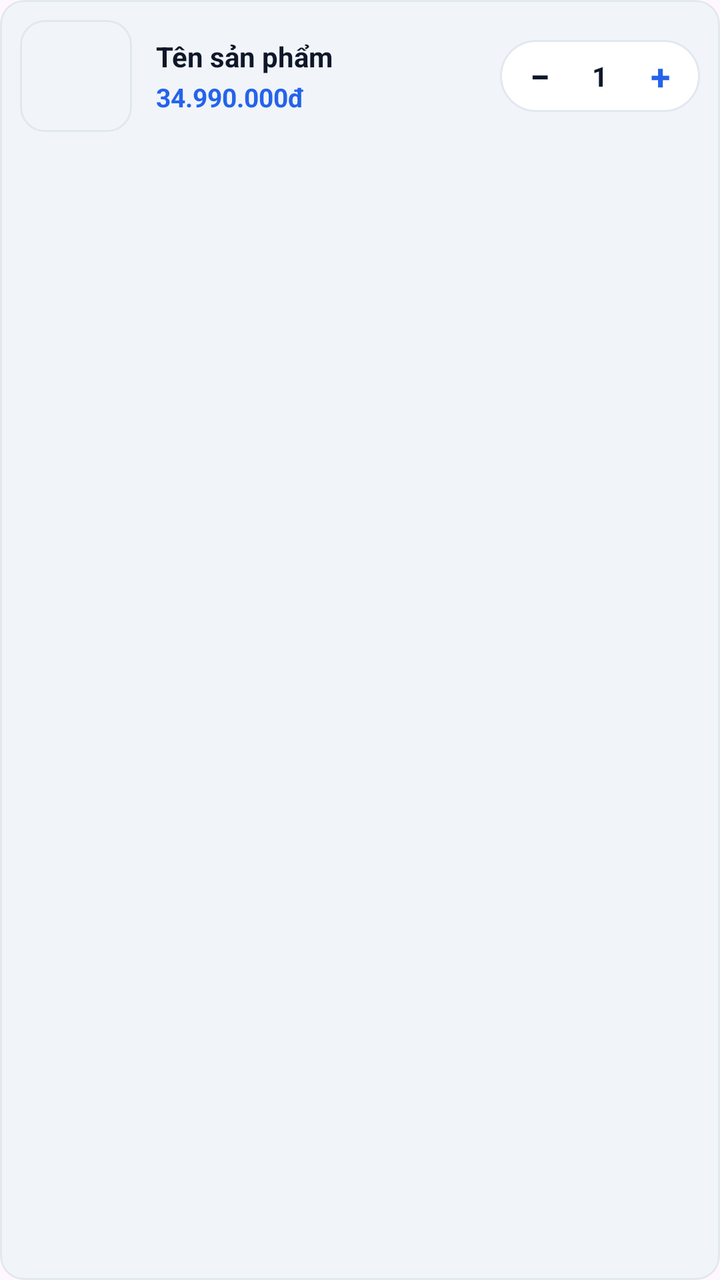
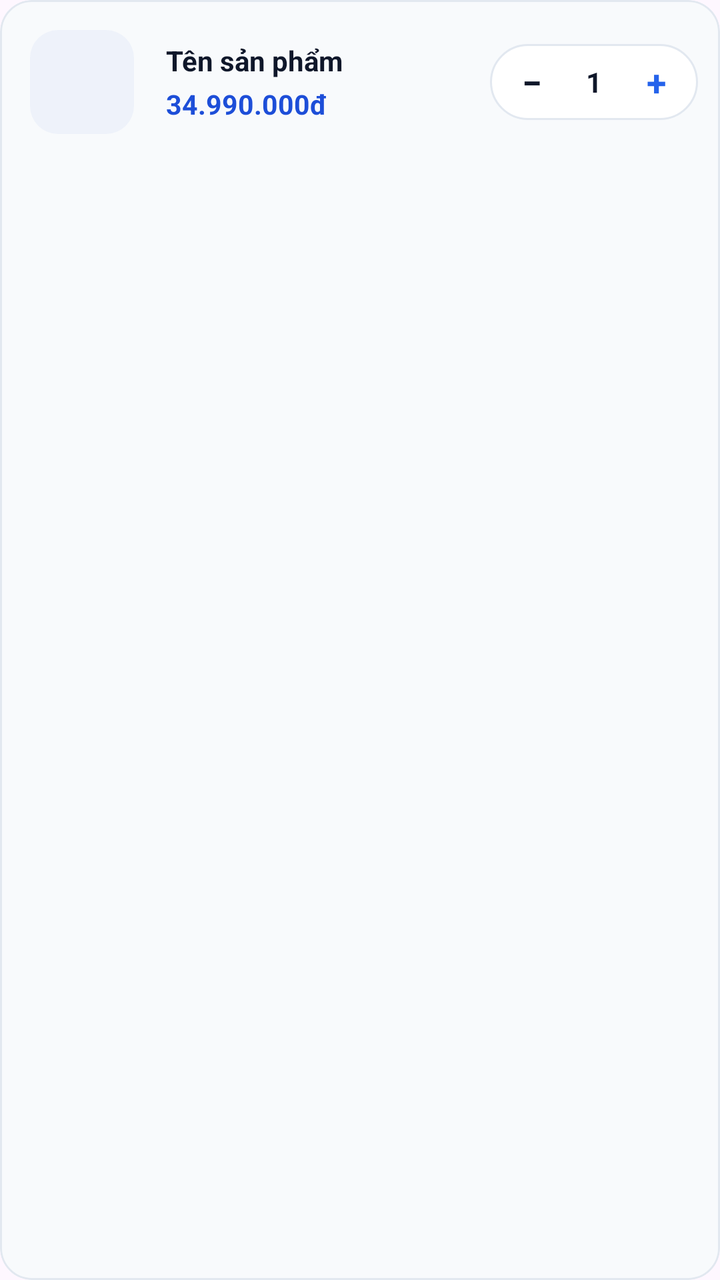

Compare the two renders of this Android layout. The source of the first and the diff that turns it into the second are given below.
<!-- AndroidManifest.xml: application theme Theme.MyApplication -->
<!-- res/layout/item_cart_product.xml -->
<?xml version="1.0" encoding="utf-8"?>
<com.google.android.material.card.MaterialCardView xmlns:android="http://schemas.android.com/apk/res/android"
    xmlns:app="http://schemas.android.com/apk/res-auto"
    xmlns:tools="http://schemas.android.com/tools"
    android:layout_width="match_parent"
    android:layout_height="wrap_content"
    android:layout_marginBottom="10dp"
    app:cardBackgroundColor="@color/surface_subtle"
    app:cardCornerRadius="12dp"
    app:cardElevation="0dp"
    app:strokeColor="@color/border"
    app:strokeWidth="1dp"
    tools:ignore="HardcodedText,TouchTargetSizeCheck">

    <LinearLayout
        android:layout_width="match_parent"
        android:layout_height="wrap_content"
        android:gravity="center_vertical"
        android:orientation="horizontal"
        android:padding="10dp">

        <ImageView
            android:id="@+id/imgCartItem"
            android:layout_width="56dp"
            android:layout_height="56dp"
            android:background="@drawable/bg_product_thumb"
            android:contentDescription="Ảnh sản phẩm"
            android:padding="4dp"
            android:scaleType="fitCenter" />

        <LinearLayout
            android:layout_width="0dp"
            android:layout_height="wrap_content"
            android:layout_marginStart="12dp"
            android:layout_weight="1"
            android:orientation="vertical">

            <TextView
                android:id="@+id/tvCartItemName"
                android:layout_width="match_parent"
                android:layout_height="wrap_content"
                android:ellipsize="end"
                android:maxLines="1"
                android:text="Tên sản phẩm"
                android:textColor="@color/ink"
                android:textSize="14sp"
                android:textStyle="bold" />

            <TextView
                android:id="@+id/tvCartItemPrice"
                android:layout_width="wrap_content"
                android:layout_height="wrap_content"
                android:layout_marginTop="2dp"
                android:text="34.990.000đ"
                android:textColor="@color/primary"
                android:textSize="13sp"
                android:textStyle="bold" />
        </LinearLayout>

        
        <LinearLayout
            android:layout_width="wrap_content"
            android:layout_height="36dp"
            android:layout_marginStart="8dp"
            android:background="@drawable/bg_bottom_bar"
            android:gravity="center_vertical"
            android:orientation="horizontal"
            android:paddingStart="4dp"
            android:paddingEnd="4dp">

            <TextView
                android:id="@+id/btnCartMinus"
                android:layout_width="32dp"
                android:layout_height="32dp"
                android:clickable="true"
                android:focusable="true"
                android:gravity="center"
                android:text="−"
                android:textColor="@color/ink"
                android:textSize="18sp"
                android:textStyle="bold" />

            <TextView
                android:id="@+id/tvCartQuantity"
                android:layout_width="28dp"
                android:layout_height="wrap_content"
                android:gravity="center"
                android:text="1"
                android:textColor="@color/ink"
                android:textSize="13.5sp"
                android:textStyle="bold" />

            <TextView
                android:id="@+id/btnCartPlus"
                android:layout_width="32dp"
                android:layout_height="32dp"
                android:clickable="true"
                android:focusable="true"
                android:gravity="center"
                android:text="+"
                android:textColor="@color/primary"
                android:textSize="18sp"
                android:textStyle="bold" />
        </LinearLayout>

    </LinearLayout>

</com.google.android.material.card.MaterialCardView>
<!-- resources referenced by this layout -->
<resources>
  <color name="border">#E2E8F0</color>
  <color name="ink">#0F172A</color>
  <color name="primary">#2563EB</color>
  <color name="surface_subtle">#F1F5F9</color>
  <!-- drawable bg_bottom_bar (drawable) -->
  <?xml version="1.0" encoding="utf-8"?>
  <shape xmlns:android="http://schemas.android.com/apk/res/android" android:shape="rectangle">
      <solid android:color="@color/surface" />
      <stroke android:width="1dp" android:color="@color/border" />
      <corners android:radius="20dp" />
  </shape>
  <!-- drawable bg_product_thumb (drawable) -->
  <?xml version="1.0" encoding="utf-8"?>
  <shape xmlns:android="http://schemas.android.com/apk/res/android" android:shape="rectangle">
      <solid android:color="@color/surface_subtle" />
      <stroke android:width="1dp" android:color="@color/border" />
      <corners android:radius="12dp" />
  </shape>
  <style name="Theme.MyApplication" parent="Base.Theme.MyApplication" />
  <color name="surface">#FFFFFFFF</color>
  <style name="Base.Theme.MyApplication" parent="Theme.Material3.Light.NoActionBar">
          <item name="colorPrimary">@color/primary</item>
          <item name="colorOnPrimary">@color/white</item>
          <item name="colorPrimaryContainer">@color/primary_soft</item>
          <item name="colorOnPrimaryContainer">@color/primary_dark</item>
          <item name="colorSecondaryContainer">@color/primary_soft</item>
          <item name="colorOnSecondaryContainer">@color/primary_dark</item>
          <item name="colorSurface">@color/surface</item>
          <item name="colorOnSurface">@color/ink</item>
          <item name="colorSurfaceVariant">@color/surface_subtle</item>
          <item name="colorOnSurfaceVariant">@color/text_secondary</item>
          <item name="colorOutline">@color/border_strong</item>
          <item name="elevationOverlayEnabled">false</item>
          <item name="android:fontFamily">sans-serif</item>
          <item name="android:windowLightStatusBar">true</item>
          <item name="android:statusBarColor">@color/screen_background</item>
          <item name="android:navigationBarColor">@color/screen_background</item>
          <item name="android:windowLightNavigationBar" tools:targetApi="27">true</item>
          <item name="android:windowActionModeOverlay">true</item>
      </style>
  <color name="white">#FFFFFFFF</color>
  <color name="primary_soft">#EFF6FF</color>
  <color name="primary_dark">#1D4ED8</color>
  <color name="text_secondary">#64748B</color>
  <color name="border_strong">#CBD5E1</color>
  <color name="screen_background">#F4F5F9</color>
</resources>

<!-- the commit's change to res/layout/item_cart_product.xml (unified diff, before → after) -->
@@ -5,8 +5,8 @@
     android:layout_width="match_parent"
     android:layout_height="wrap_content"
     android:layout_marginBottom="10dp"
-    app:cardBackgroundColor="@color/surface_subtle"
-    app:cardCornerRadius="12dp"
+    app:cardBackgroundColor="#F8FAFC"
+    app:cardCornerRadius="16dp"
     app:cardElevation="0dp"
     app:strokeColor="@color/border"
     app:strokeWidth="1dp"
@@ -17,16 +17,17 @@
         android:layout_height="wrap_content"
         android:gravity="center_vertical"
         android:orientation="horizontal"
-        android:padding="10dp">
+        android:padding="11dp">
 
-        <ImageView
+        <com.google.android.material.imageview.ShapeableImageView
             android:id="@+id/imgCartItem"
-            android:layout_width="56dp"
-            android:layout_height="56dp"
+            android:layout_width="60dp"
+            android:layout_height="60dp"
             android:background="@drawable/bg_product_thumb"
             android:contentDescription="Ảnh sản phẩm"
             android:padding="4dp"
-            android:scaleType="fitCenter" />
+            android:scaleType="fitCenter"
+            app:shapeAppearanceOverlay="@style/ShapeAppearance.App.RoundedImage" />
 
         <LinearLayout
             android:layout_width="0dp"
@@ -50,28 +51,29 @@
                 android:id="@+id/tvCartItemPrice"
                 android:layout_width="wrap_content"
                 android:layout_height="wrap_content"
-                android:layout_marginTop="2dp"
+                android:layout_marginTop="3dp"
                 android:text="34.990.000đ"
-                android:textColor="@color/primary"
-                android:textSize="13sp"
+                android:textColor="@color/primary_dark"
+                android:textSize="13.5sp"
                 android:textStyle="bold" />
         </LinearLayout>
 
         
         <LinearLayout
             android:layout_width="wrap_content"
-            android:layout_height="36dp"
+            android:layout_height="38dp"
             android:layout_marginStart="8dp"
             android:background="@drawable/bg_bottom_bar"
             android:gravity="center_vertical"
             android:orientation="horizontal"
-            android:paddingStart="4dp"
-            android:paddingEnd="4dp">
+            android:paddingStart="5dp"
+            android:paddingEnd="5dp">
 
             <TextView
                 android:id="@+id/btnCartMinus"
                 android:layout_width="32dp"
                 android:layout_height="32dp"
+                android:background="?attr/selectableItemBackgroundBorderless"
                 android:clickable="true"
                 android:focusable="true"
                 android:gravity="center"
@@ -82,18 +84,19 @@
 
             <TextView
                 android:id="@+id/tvCartQuantity"
-                android:layout_width="28dp"
+                android:layout_width="30dp"
                 android:layout_height="wrap_content"
                 android:gravity="center"
                 android:text="1"
                 android:textColor="@color/ink"
-                android:textSize="13.5sp"
+                android:textSize="14sp"
                 android:textStyle="bold" />
 
             <TextView
                 android:id="@+id/btnCartPlus"
                 android:layout_width="32dp"
                 android:layout_height="32dp"
+                android:background="?attr/selectableItemBackgroundBorderless"
                 android:clickable="true"
                 android:focusable="true"
                 android:gravity="center"
<!-- resource entries referenced after the edit -->
@@ -3,7 +3,7 @@
   <color name="border">#E2E8F0</color>
   <color name="ink">#0F172A</color>
   <color name="primary">#2563EB</color>
-  <color name="surface_subtle">#F1F5F9</color>
+  <color name="surface_subtle">#EEF2FA</color>
   <!-- drawable bg_bottom_bar (drawable) -->
   <?xml version="1.0" encoding="utf-8"?>
   <shape xmlns:android="http://schemas.android.com/apk/res/android" android:shape="rectangle">
@@ -18,6 +18,10 @@
       <stroke android:width="1dp" android:color="@color/border" />
       <corners android:radius="12dp" />
   </shape>
+  <style name="ShapeAppearance.App.RoundedImage" parent="">
+          <item name="cornerFamily">rounded</item>
+          <item name="cornerSize">14dp</item>
+      </style>
   <style name="Theme.MyApplication" parent="Base.Theme.MyApplication" />
   <color name="surface">#FFFFFFFF</color>
   <style name="Base.Theme.MyApplication" parent="Theme.Material3.Light.NoActionBar">
@@ -25,7 +29,9 @@
           <item name="colorOnPrimary">@color/white</item>
           <item name="colorPrimaryContainer">@color/primary_soft</item>
           <item name="colorOnPrimaryContainer">@color/primary_dark</item>
-          <item name="colorSecondaryContainer">@color/primary_soft</item>
+          <item name="colorSecondary">@color/accent_indigo</item>
+          <item name="colorOnSecondary">@color/white</item>
+          <item name="colorSecondaryContainer">@color/accent_indigo_soft</item>
           <item name="colorOnSecondaryContainer">@color/primary_dark</item>
           <item name="colorSurface">@color/surface</item>
           <item name="colorOnSurface">@color/ink</item>
@@ -42,9 +48,11 @@
       </style>
   <color name="white">#FFFFFFFF</color>
   <color name="primary_soft">#EFF6FF</color>
+  <color name="accent_indigo">#4F46E5</color>
+  <color name="accent_indigo_soft">#EEF2FF</color>
   <color name="primary_dark">#1D4ED8</color>
-  <color name="text_secondary">#64748B</color>
+  <color name="text_secondary">#475569</color>
   <color name="border_strong">#CBD5E1</color>
-  <color name="screen_background">#F4F5F9</color>
+  <color name="screen_background">#F2F5FC</color>
 </resources>
 
